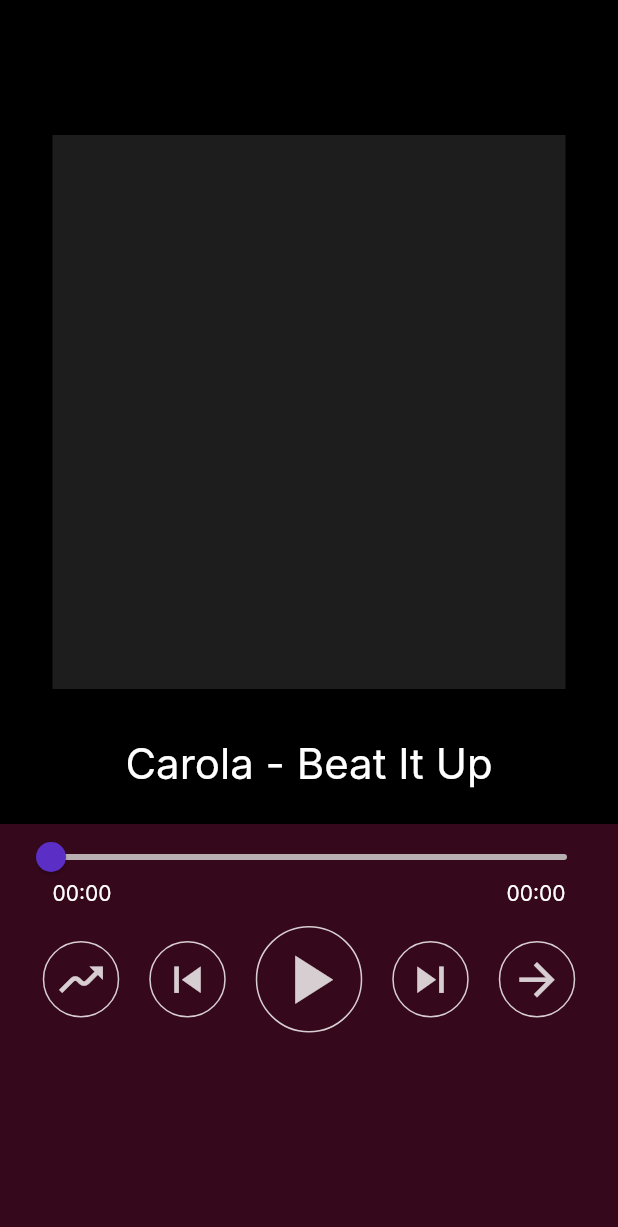
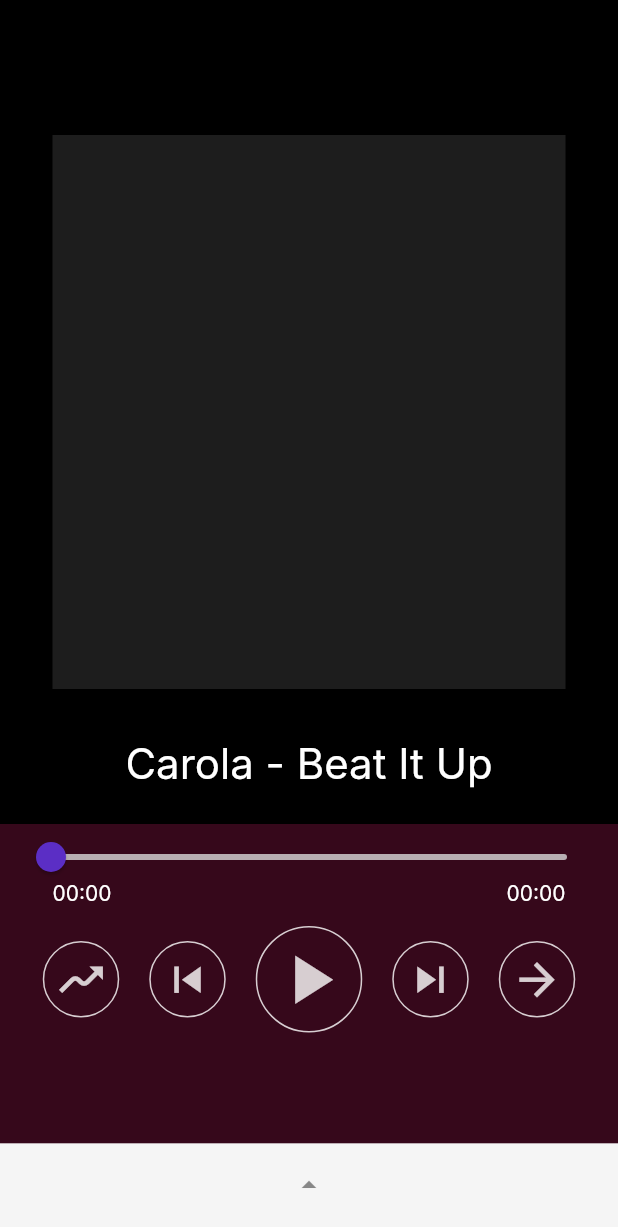
Before and after one commit to n3wzd/FlutPlayer, a Flutter app: the screen it shows after launch, on a phone screen of 412 x 824 dp. Shown: the top 1227 px of the screen. Run offline on Flutter 3.47's test engine with Material 2 defaults, Android fonts, the phone set to English and light mode, and no system bars; our stand-ins replace assets_audio_player; Roboto replaces fonts that are missing (Inter).

Commit message:
add list_sheet

```diff
--- a/lib/pages/page1.dart
+++ b/lib/pages/page1.dart
@@ -3,6 +3,7 @@ import 'package:assets_audio_player/assets_audio_player.dart';
 
 import './page1/center.dart';
 import './page1/bottom.dart';
+import './page1/list_sheet.dart';
 
 class Page1 extends StatefulWidget {
   const Page1({super.key});
@@ -46,7 +47,9 @@ class _Page1State extends State<Page1> {
     return MaterialApp(
       home: Scaffold(
         body: SafeArea(
-          child: PlayerBuilder.current(
+          child: Stack(
+            children: [
+              PlayerBuilder.current(
                 player: assetsAudioPlayer,
                 builder: (context, playing) => Container(
                   color: Colors.black,
@@ -69,6 +72,9 @@ class _Page1State extends State<Page1> {
                   ),
                 ),
               ),
+              ListSheet(assetsAudioPlayer: assetsAudioPlayer),
+            ],
+          ),
         ),
       ),
     );
--- /dev/null
+++ b/lib/pages/page1/list_sheet.dart
@@ -0,0 +1,59 @@
+import 'package:flutter/material.dart';
+import 'package:assets_audio_player/assets_audio_player.dart';
+
+class ListSheet extends StatefulWidget {
+  const ListSheet({Key? key, required this.assetsAudioPlayer})
+      : super(key: key);
+  final AssetsAudioPlayer assetsAudioPlayer;
+
+  @override
+  State<ListSheet> createState() => _ListSheetState();
+}
+
+class _ListSheetState extends State<ListSheet> {
+  final minChildSize = 0.075;
+  final maxChildSize = 0.9;
+  final controller = DraggableScrollableController();
+  bool _isExpand = false;
+
+  @override
+  Widget build(BuildContext context) {
+    return DraggableScrollableSheet(
+      initialChildSize: minChildSize,
+      minChildSize: minChildSize,
+      maxChildSize: maxChildSize,
+      controller: controller,
+      builder: (BuildContext context, ScrollController scrollController) {
+        return Container(
+          color: Colors.grey[100],
+          child: ListView.builder(
+            controller: scrollController,
+            itemCount: widget.assetsAudioPlayer.playlist!.audios.length + 1,
+            itemBuilder: (BuildContext context, int index) {
+              return index == 0
+                  ? Center(
+                      child: ListTile(
+                          title: Icon(_isExpand
+                              ? Icons.arrow_drop_down
+                              : Icons.arrow_drop_up),
+                          onTap: () async {
+                            await controller.animateTo(
+                                _isExpand ? minChildSize : maxChildSize,
+                                duration: const Duration(milliseconds: 500),
+                                curve: Curves.easeInOutQuart);
+                            setState(() {
+                              _isExpand = !_isExpand;
+                            });
+                          }),
+                    )
+                  : ListTile(
+                      title: Text(
+                          '${widget.assetsAudioPlayer.playlist!.audios[index - 1].metas.title}'),
+                    );
+            },
+          ),
+        );
+      },
+    );
+  }
+}
```
Lines whose indentation alone changed are shown as unchanged.
